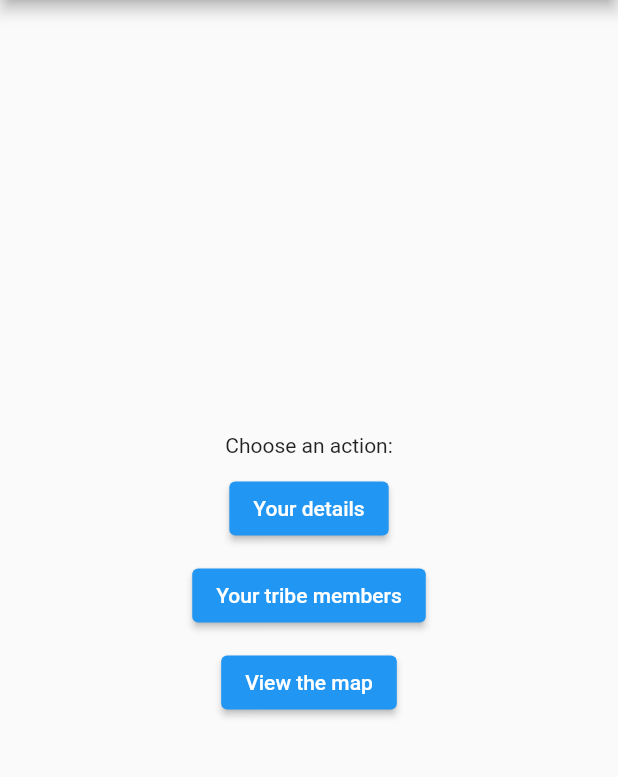
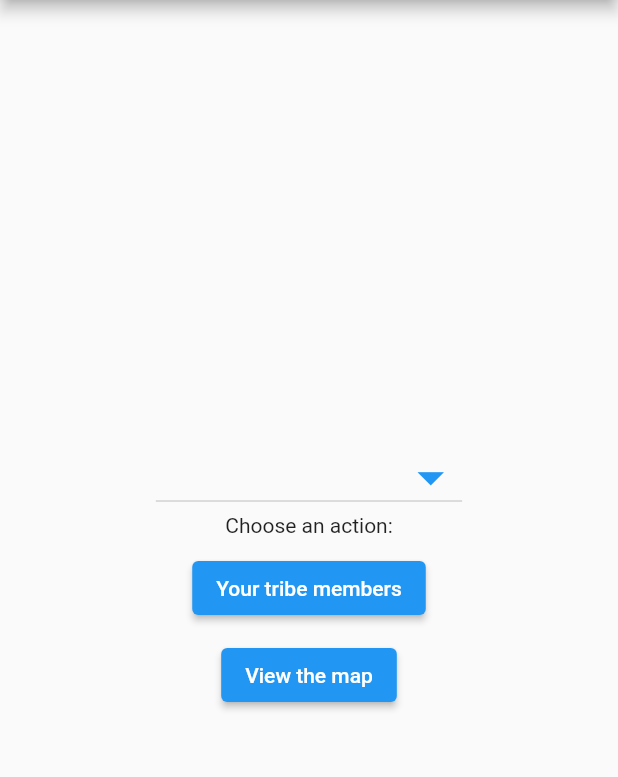
Before and after one commit to surftripper/find_my_tribe, a Flutter app: the screen it shows after launch, on a phone screen of 412 x 824 dp, the part 84-861 px from its top. Run offline on Flutter 3.47's test engine with Material 2 defaults, Android fonts, the phone set to English and light mode, and no system bars; our stand-ins replace firebase_core, firebase_database, geolocator, google_maps_flutter; accounts and stored records are empty.

Commit message:
Added DropDown on HomePage. Hardcoded

```diff
--- a/lib/global_state.dart
+++ b/lib/global_state.dart
@@ -14,7 +14,7 @@ class GlobalState extends ChangeNotifier {
   //UnmodifiableListView<Item> get items => UnmodifiableListView(_items);
 
   /// The users's ID which will be their unique identifier.
-  String myId = "stu-kelly@outlook-com";
+  String myId = "ekfairy@outlook-com";
   String myTribe = "kelly-family";
 
   List<String> listTribes() {
@@ -24,7 +24,7 @@ class GlobalState extends ChangeNotifier {
   /// Adds [item] to cart. This and [removeAll] are the only ways to modify the
   /// cart from the outside.
   // void add(Item item) {
-  //   _items.add(item);
+  //   _items.add(item);Great
   //   // This call tells the widgets that are listening to this model to rebuild.
   //   notifyListeners();
   // }
--- a/lib/home_page.dart
+++ b/lib/home_page.dart
@@ -1,6 +1,8 @@
 import 'package:find_my_tribe/tribe_page.dart';
 import 'package:find_my_tribe/map_page.dart';
 import 'package:flutter/material.dart';
+import 'package:provider/provider.dart';
+import 'package:find_my_tribe/global_state.dart';
 
 //---------------------------------------------------------------------
 class HomePage extends StatefulWidget {
@@ -24,15 +26,13 @@ class HomePage extends StatefulWidget {
 class _HomePageState extends State<HomePage> {
   int _counter = 0;
 
-  void _incrementCounter() {
-    setState(() {
-      // This call to setState tells the Flutter framework that something has
-      // changed in this State, which causes it to rerun the build method below
-      // so that the display can reflect the updated values. If we changed
-      // _counter without calling setState(), then the build method would not be
-      // called again, and so nothing would appear to happen.
-      _counter++;
-    });
+  void dropdownCallback(String? selectedValue) {
+    if (selectedValue is String) {
+      setState(() {
+        Provider.of<GlobalState>(context, listen: false).myId = selectedValue;
+        print(selectedValue);
+      });
+    }
   }
 
   @override
@@ -69,15 +69,27 @@ class _HomePageState extends State<HomePage> {
           // horizontal).
           mainAxisAlignment: MainAxisAlignment.center,
           children: <Widget>[
+            DropdownButton(
+              items: const [
+                DropdownMenuItem(
+                  child: Text('ekfairy@outlook-com'),
+                  value: 'ekfairy@outlook-com',
+                ),
+                DropdownMenuItem(
+                  child: Text('stu-kelly@outlook-com'),
+                  value: 'stu-kelly@outlook-com',
+                ),
+              ],
+              //value: 'ekfairy@outlook-com',
+              onChanged: dropdownCallback,
+              iconSize: 42.0,
+              iconEnabledColor: Colors.blue,
+            ),
             const Text(
               'Choose an action:',
             ),
             SizedBox(width: 10, height: 10),
-            ElevatedButton(
-              onPressed: _incrementCounter,
-              child: const Text('Your details'),
-            ), // This trailing comma makes auto-formatting nicer for build methods.('hi')
-            SizedBox(width: 10, height: 10),
+
             ElevatedButton(
               onPressed: () {
                 Navigator.push(
--- a/lib/map_page.dart
+++ b/lib/map_page.dart
@@ -36,7 +36,7 @@ class _MapPageState extends State<MapPage> {
   Position? _position;
   final LocationSettings locationSettings = LocationSettings(
     accuracy: LocationAccuracy.high,
-    distanceFilter: 100,
+    distanceFilter: 10,
   );
 
 //--------------MAP
```
